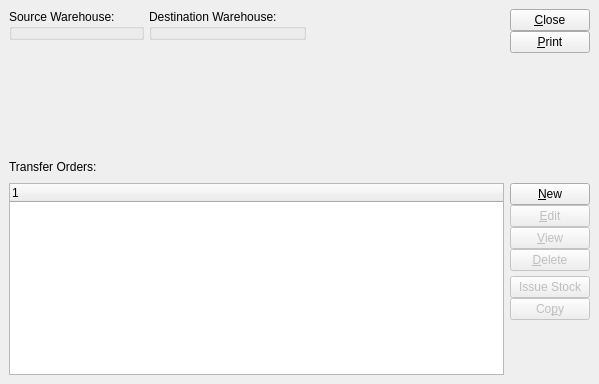
Qt form guiclient/transferOrders.ui (Pegasus-RPG/xtuple-client) before a commit.
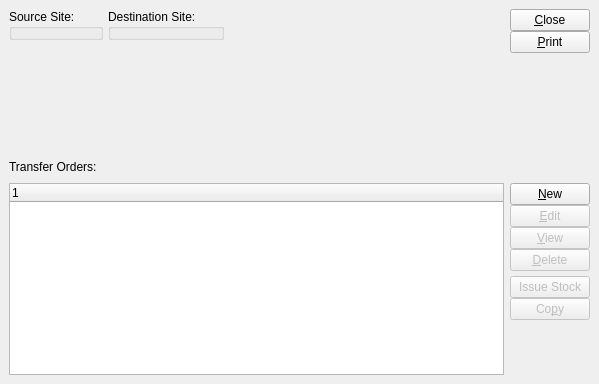
The same form after that commit. Custom widgets are drawn as their Qt base class.

Commit message: issue #6692:first pass for changing "Warehouse" to "Site"

What changed in the file:
```diff
--- a/guiclient/transferOrders.ui
+++ b/guiclient/transferOrders.ui
@@ -39,7 +39,7 @@
         <item>
          <widget class="WarehouseGroup" name="_srcWarehouse" >
           <property name="title" >
-           <string>Source Warehouse:</string>
+           <string>Source Site:</string>
           </property>
          </widget>
         </item>
@@ -69,7 +69,7 @@
         <item>
          <widget class="WarehouseGroup" name="_destWarehouse" >
           <property name="title" >
-           <string>Destination Warehouse:</string>
+           <string>Destination Site:</string>
           </property>
          </widget>
         </item>
```
The commit also changes 201 other files.
